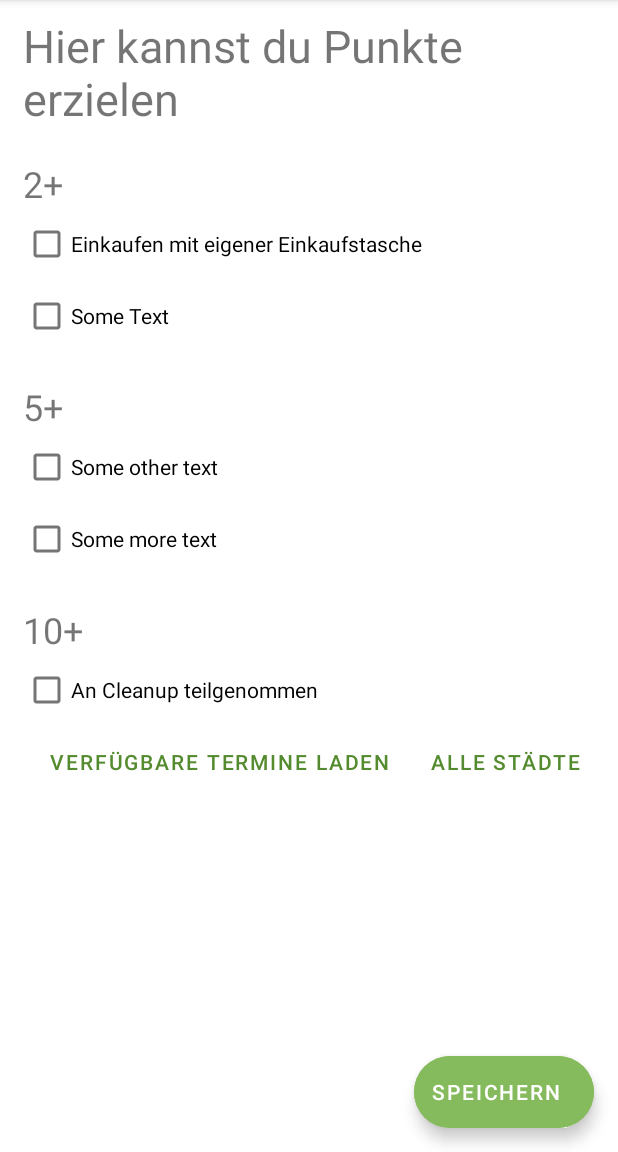
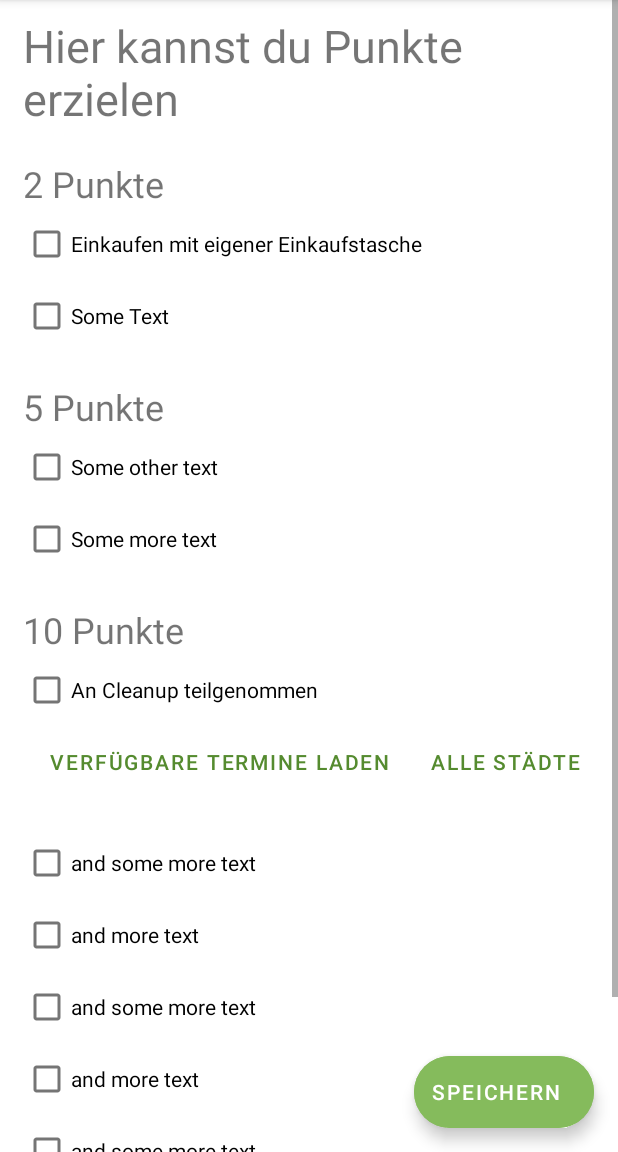
Before and after one commit to Tameli/Score-for-Climate, an Android app: the screen it shows after launch (MainActivity), after a tap on "SCORE SOME POINTS", on a phone screen of 412 x 824 dp, the part 84-1236 px from its top. Run offline under Robolectric (Android 15) with nearby library versions, the light colour scheme and no system bars; 1 statement that could not run was skipped.

Commit message:
changed text of point groups

```diff
--- a/app/src/main/res/layout/fragment_scorepoints.xml
+++ b/app/src/main/res/layout/fragment_scorepoints.xml
@@ -28,7 +28,7 @@
                 android:layout_width="match_parent"
                 android:layout_height="wrap_content"
                 android:layout_marginTop="20dp"
-                android:text="2+"
+                android:text="2 Punkte"
                 android:textSize="24sp"/>
 
             <com.google.android.material.checkbox.MaterialCheckBox
@@ -47,7 +47,7 @@
                 android:layout_width="match_parent"
                 android:layout_height="wrap_content"
                 android:layout_marginTop="20dp"
-                android:text="5+"
+                android:text="5 Punkte"
                 android:textSize="24sp"/>
 
             <com.google.android.material.checkbox.MaterialCheckBox
@@ -64,7 +64,7 @@
                 android:layout_width="match_parent"
                 android:layout_height="wrap_content"
                 android:layout_marginTop="20dp"
-                android:text="10+"
+                android:text="10 Punkte"
                 android:textSize="24sp"/>
 
 
@@ -98,12 +98,19 @@
 
             </LinearLayout>
 
+            <TextView
+                android:id="@+id/showCleanUpInfo"
+                android:layout_width="match_parent"
+                android:layout_height="wrap_content"
+                android:textAlignment="center"
+                android:gravity="center_horizontal" />
+
             <!--
             <ListView
                 android:id="@+id/listViewCleanUp"
                 android:layout_width="match_parent"
                 android:layout_height="wrap_content"/>
-
+-->
             <com.google.android.material.checkbox.MaterialCheckBox
                 android:layout_width="match_parent"
                 android:layout_height="wrap_content"
@@ -138,14 +145,9 @@
                 android:layout_width="match_parent"
                 android:layout_height="wrap_content"
                 android:text="and some more text"/>
--->
 
-            <TextView
-                android:id="@+id/showCleanUpInfo"
-                android:layout_width="match_parent"
-                android:layout_height="wrap_content"
-                android:textAlignment="center"
-                android:gravity="center_horizontal" />
+
+
 
 
 
```
